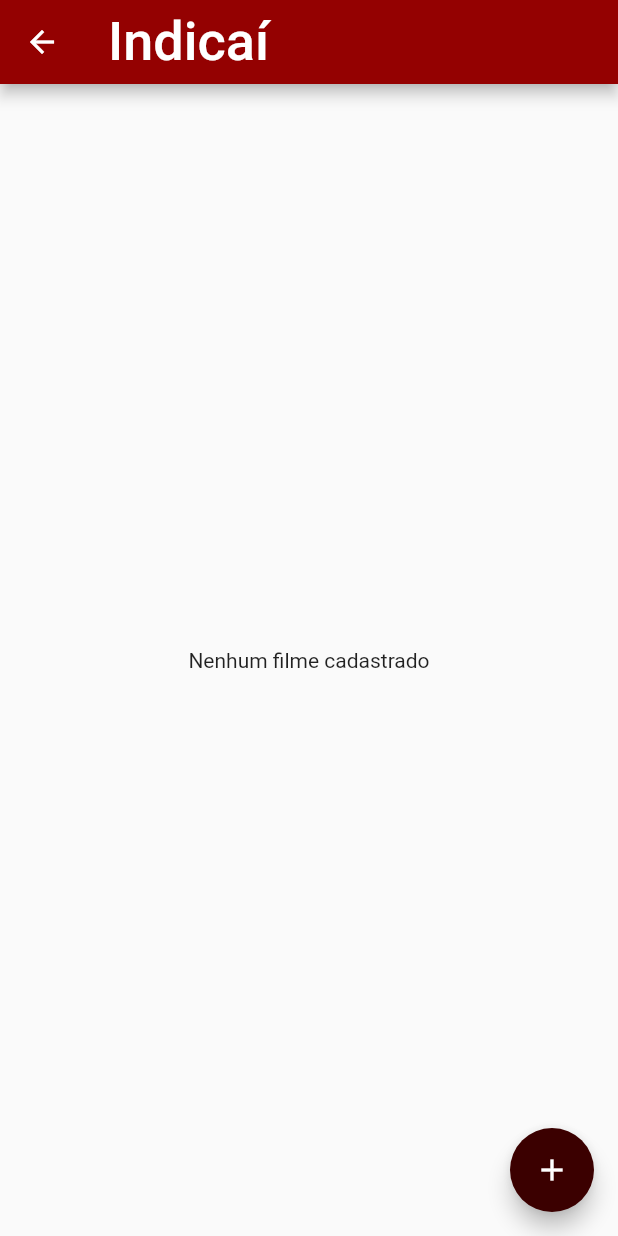
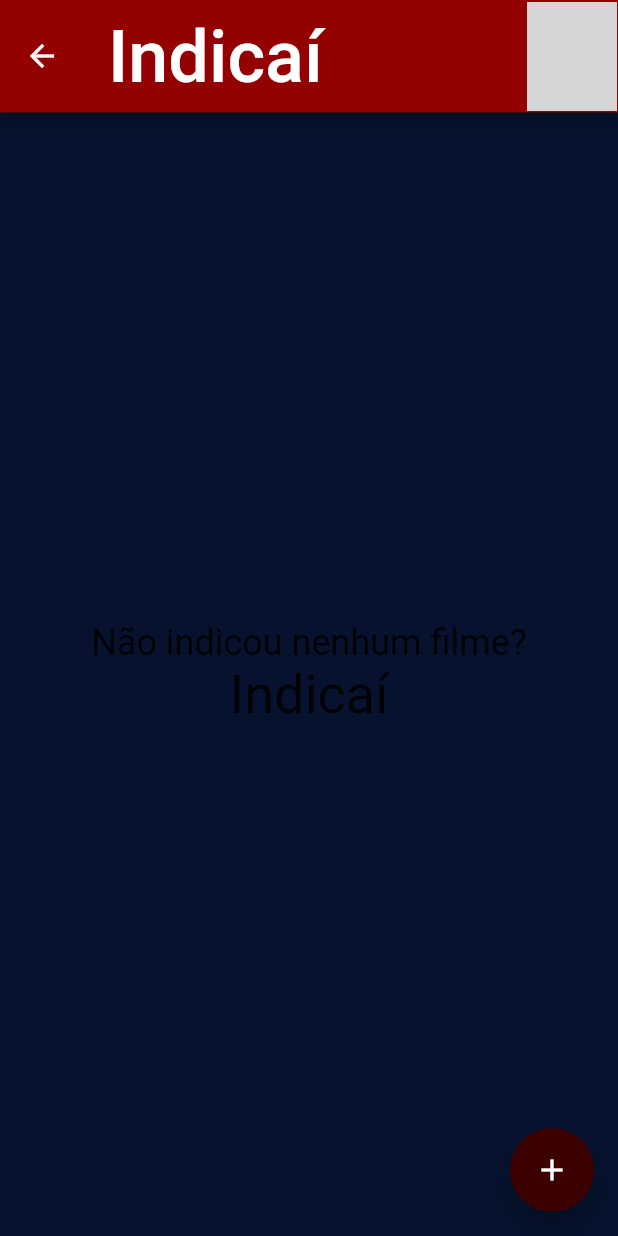
Before and after one commit to ItaloSSilva19/indicai, a Flutter app: the MyHomePage screen opened by its route, on a phone screen of 412 x 824 dp. Run offline on Flutter 3.47's test engine with Material 2 defaults, Android fonts, the phone set to English and light mode, and no system bars; our stand-ins replace cloud_firestore, firebase_auth, firebase_core, flutter_signin_button, google_fonts, google_sign_in; accounts and stored records are empty; network calls fail; grey boxes are pictures that could not be loaded.

Commit message:
modificação do layout de algumas telas

```diff
--- a/lib/screens/home_page.dart
+++ b/lib/screens/home_page.dart
@@ -25,9 +25,19 @@ class _MyHomePageState extends State<MyHomePage> {
       builder: (context, AsyncSnapshot<QuerySnapshot> snapshot) {
         if (snapshot.hasData) {
           print(snapshot.data!.docs.length);
-          Widget body = const Center(
-            child: Text('Nenhum filme cadastrado'),
-          );
+          Widget body = Center(
+              child: Column(
+                  mainAxisAlignment: MainAxisAlignment.center,
+                  crossAxisAlignment: CrossAxisAlignment.center,
+                  children: [
+                Text('Não indicou nenhum filme?',
+                    style: GoogleFonts.rubikWetPaint(
+                        textStyle: const TextStyle(fontSize: 24.0))),
+                Text('Indicaí',
+                    style: GoogleFonts.rubikWetPaint(
+                        textStyle: const TextStyle(fontSize: 36.0))),
+              ]));
+
           if (snapshot.data!.docs.isNotEmpty) {
             body = ListView.builder(
               itemCount: snapshot.data!.docs.length,
@@ -53,9 +63,24 @@ class _MyHomePageState extends State<MyHomePage> {
           }
           return Scaffold(
             appBar: AppBar(
+              toolbarHeight: 75,
               title: Text('Indicaí',
                   style: GoogleFonts.rubikWetPaint(
-                      textStyle: const TextStyle(fontSize: 36.0))),
+                      textStyle: const TextStyle(fontSize: 48.0))),
+              actions: [
+                InkWell(
+                    child: Padding(
+                      padding: EdgeInsets.all(1),
+                      child: CircleAvatar(
+                        radius: 30.0,
+                        backgroundImage: NetworkImage('${_user.photoURL}'),
+                        backgroundColor: Colors.transparent,
+                      ),
+                    ),
+                    onTap: () {
+                      Navigator.of(context).pushNamed("/perfil");
+                    })
+              ],
             ),
             body: body,
             floatingActionButton: FloatingActionButton(
--- a/lib/screens/indica_filme.dart
+++ b/lib/screens/indica_filme.dart
@@ -39,8 +39,8 @@ class _TelaIndicaFilmeState extends State<TelaIndicaFilme> {
               _formKey.currentState!.save();
               FirebaseFirestore.instance
                   .runTransaction((Transaction transaction) async {
-                CollectionReference reference =
-                    FirebaseFirestore.instance.collection('filmes');
+                CollectionReference reference = FirebaseFirestore.instance
+                    .collection('usuarios/${_user.uid}/filmes');
 
                 await reference.add({
                   "nome": _filme.nome,
--- a/lib/screens/my_app.dart
+++ b/lib/screens/my_app.dart
@@ -6,6 +6,7 @@ import 'home_page.dart';
 import 'indica_filme.dart';
 import 'detalhes_filmes.dart';
 import 'editar_filme.dart';
+import 'perfil.dart';
 import '../pallete/pallete.dart';
 
 /// A classe [MyApp] representa o ponto-de-partida do aplicativo, ou seja,
@@ -30,6 +31,7 @@ class MyApp extends StatelessWidget {
       title: 'Indicaí',
       theme: ThemeData(
         primarySwatch: Palette.indicaiRed,
+        scaffoldBackgroundColor: Color(0xFF06122E),
       ),
       initialRoute:
           FirebaseAuth.instance.currentUser == null ? '/splash' : '/homepage',
@@ -39,6 +41,7 @@ class MyApp extends StatelessWidget {
         '/indicafilme': (context) => TelaIndicaFilme(),
         '/detalhesfilme': (context) => TelaDetalhesFilme(),
         '/editarfilme': (context) => TelaEditarFilme(),
+        '/perfil': (context) => TelaPerfil(),
       },
     );
   }
--- a/pubspec.yaml
+++ b/pubspec.yaml
@@ -39,6 +39,7 @@ dependencies:
   cloud_firestore: ^3.1.18
   firebase_auth: ^3.3.20
   google_sign_in: ^5.3.3
+  flutter_signin_button: ^2.0.0
 
 dev_dependencies:
   flutter_test:
```
Also changed, not shown: lib/screens/perfil.dart (added, +70 -0 lines), lib/screens/splash.dart (+5 -3 lines), assets/graphics/indicai.jpeg (added), assets/graphics/indicai.png (deleted), pubspec.lock.
